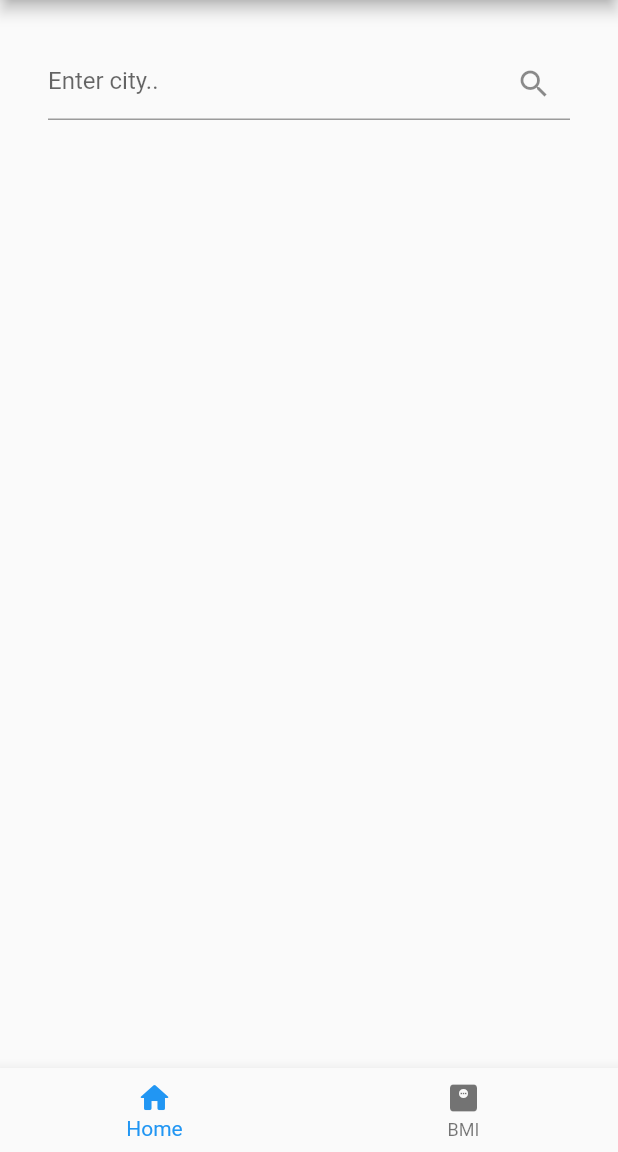
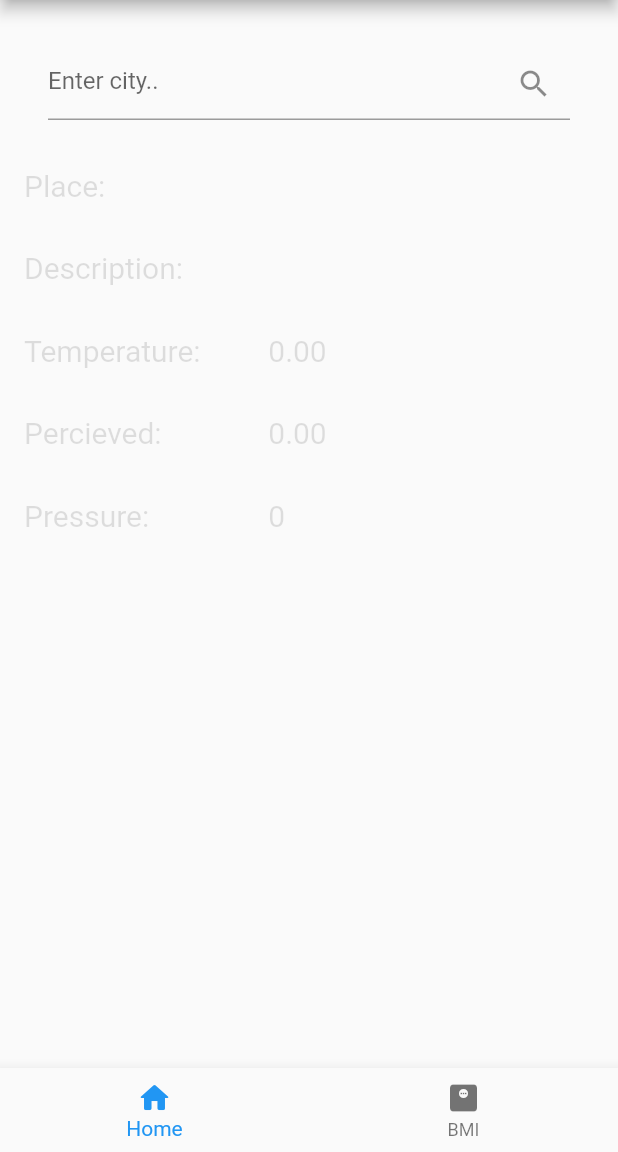
Before and after one commit to samilaxy/flutter_starter, a Flutter app: the WeatherScreen screen opened directly, on a phone screen of 412 x 824 dp, the part 84-1236 px from its top. Run offline on Flutter 3.47's test engine with Material 2 defaults, Android fonts, the phone set to English and light mode, and no system bars.

Commit message:
Update weather_screen.dart

```diff
--- a/lib/screens/weather_screen.dart
+++ b/lib/screens/weather_screen.dart
@@ -35,8 +35,13 @@ class _WeatherScreenState extends State<WeatherScreen> {
                     decoration: InputDecoration(
                         hintText: 'Enter city..',
                         suffixIcon: IconButton(
-                          onPressed: getData, icon: const Icon(Icons.search)))),
-            )
+                            onPressed: getData,
+                            icon: const Icon(Icons.search))))),
+            weatherRow('Place: ', result.name),
+            weatherRow('Description: ', result.description),
+            weatherRow('Temperature: ', result.temperature.toStringAsFixed(2)),
+            weatherRow('Percieved: ', result.percieved.toStringAsFixed(2)),
+            weatherRow('Pressure: ', result.pressure.toString())
           ],
         ),
       ),
@@ -65,4 +70,6 @@ Widget weatherRow(String label, String value) {
           flex: 4,
         )
       ]));
+
+  return row;
 }
```
Lines whose indentation alone changed are shown as unchanged.
